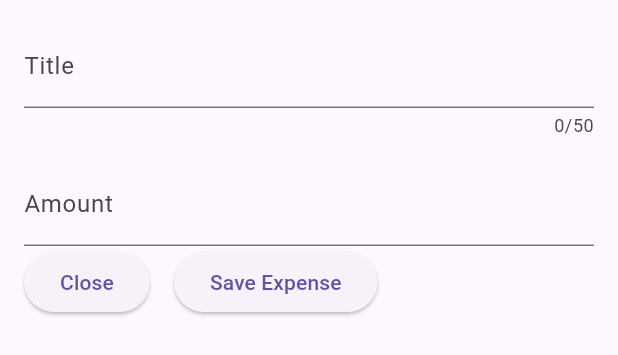
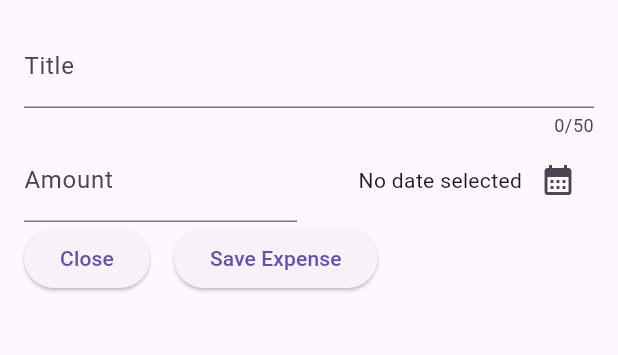
Before and after one commit to niamh-d/flutter_expense_tracker, a Flutter app: the NewExpense widget shown alone on an empty page, opened directly, on a phone screen of 412 x 824 dp. Shown: the top 355 px of the screen. Run offline on Flutter 3.47's test engine with Material 3 defaults, Android fonts, the phone set to English and light mode, and no system bars.

Commit message:
date picker

```diff
--- a/lib/widgets/new_expense.dart
+++ b/lib/widgets/new_expense.dart
@@ -1,4 +1,7 @@
 import 'package:flutter/material.dart';
+import 'package:intl/intl.dart';
+
+final formatter = DateFormat.yMd();
 
 class NewExpense extends StatefulWidget {
   const NewExpense({super.key});
@@ -10,6 +13,22 @@ class NewExpense extends StatefulWidget {
 class _NewExpenseState extends State<NewExpense> {
   final _titleController = TextEditingController();
   final _amountController = TextEditingController();
+  DateTime? _selectedDate;
+
+  void _presentDatePicker() async {
+    final now = DateTime.now();
+    final firstDate = DateTime(now.year - 1, now.month, now.day);
+
+    final pickedDate = await showDatePicker(
+      context: context,
+      initialDate: now,
+      firstDate: firstDate,
+      lastDate: now,
+    );
+    setState(() {
+      _selectedDate = pickedDate;
+    });
+  }
 
   @override
   void dispose() {
@@ -29,14 +48,37 @@ class _NewExpenseState extends State<NewExpense> {
             maxLength: 50,
             decoration: const InputDecoration(label: Text('Title')),
           ),
-          const SizedBox(height: 16),
-          TextField(
+          Row(
+            children: [
+              Expanded(
+                child: TextField(
                   controller: _amountController,
                   keyboardType: TextInputType.number,
                   decoration: const InputDecoration(
                     prefixText: '\$ ',
                     label: Text('Amount'),
                   ),
+                ),
+              ),
+              const SizedBox(width: 16),
+              Expanded(
+                child: Row(
+                  crossAxisAlignment: CrossAxisAlignment.center,
+                  mainAxisAlignment: MainAxisAlignment.end,
+                  children: [
+                    Text(
+                      _selectedDate == null
+                          ? 'No date selected'
+                          : formatter.format(_selectedDate!),
+                    ),
+                    IconButton(
+                      onPressed: _presentDatePicker,
+                      icon: const Icon(Icons.calendar_month),
+                    ),
+                  ],
+                ),
+              ),
+            ],
           ),
           Row(
             children: [
```
Lines whose indentation alone changed are shown as unchanged.
